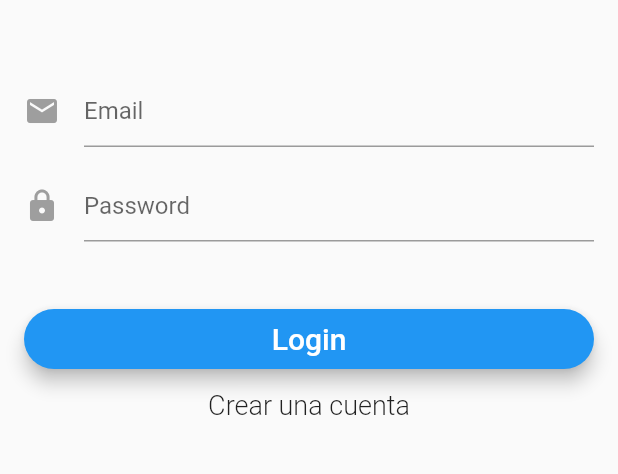
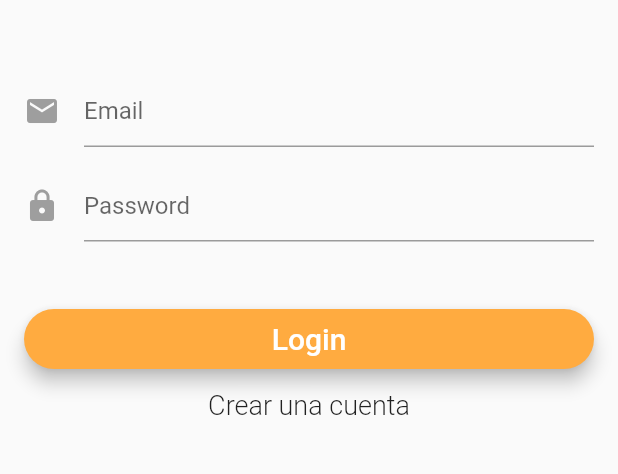
Before and after one commit to corraleslucia/MdqApp, a Flutter app: the screen it shows after launch, on a phone screen of 412 x 824 dp, the part 429-903 px from its top. Run offline on Flutter 3.47's test engine with Material 2 defaults, Android fonts, the light colour scheme and no system bars; our stand-ins replace firebase_auth, firebase_database; accounts and stored records are empty.

Commit message:
modif color

```diff
--- a/lib/pages/category_expanded.dart
+++ b/lib/pages/category_expanded.dart
@@ -20,9 +20,9 @@ class CategoryExpanded extends StatefulWidget {
   @override
   State<StatefulWidget> createState() => new _CategoryExpandedState();
 
-  static Route<dynamic> route(Category cat, List categories) {
+  static Route<dynamic> route(Category cat, List categories, BaseAuth auth) {
     return MaterialPageRoute(
-      builder: (context) => CategoryExpanded(auth: new Auth(),category: cat, hotelsData: categories),
+      builder: (context) => CategoryExpanded(auth: auth,category: cat, hotelsData: categories),
     );
   }
 }
@@ -181,7 +181,7 @@ class _CategoryExpandedState extends State<CategoryExpanded> {
         child: Container(
           height: 100.0,
           child: InkWell(
-            splashColor: Colors.lightBlueAccent,
+            splashColor: Colors.deepOrange,
             onTap: () =>
             {
             },
--- a/lib/pages/home_categories.dart
+++ b/lib/pages/home_categories.dart
@@ -214,11 +214,11 @@ class _HomePageState extends State<HomePage> {
         child: Container(
           height: 100.0,
           child: InkWell(
-            splashColor: Colors.lightBlueAccent,
+            splashColor: Colors.deepOrange,
             onTap: () async {
               this.category = categories[i];
               await this.getCateogorias();
-              await Navigator.of(context).pushReplacement(CategoryExpanded.route(categories[i], dataList));
+              await Navigator.of(context).pushReplacement(CategoryExpanded.route(categories[i], dataList, this.widget.auth));
             },
             child: ListTile(
               title: Text(
--- a/lib/pages/login_signup_page.dart
+++ b/lib/pages/login_signup_page.dart
@@ -250,7 +250,7 @@ class _LoginSignUpPageState extends State<LoginSignUpPage> {
           child: new RaisedButton(
             elevation: 5.0,
             shape: new RoundedRectangleBorder(borderRadius: new BorderRadius.circular(30.0)),
-            color: Colors.blue,
+            color: Colors.orangeAccent,
             child: _formMode == FormMode.LOGIN
                 ? new Text('Login',
                 style: new TextStyle(fontSize: 20.0, color: Colors.white))
```
Also changed, not shown: pubspec.lock.
